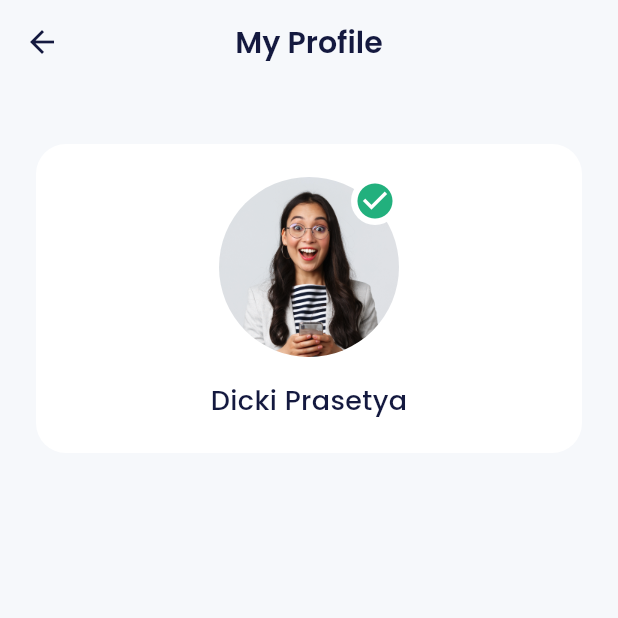
After one commit to evairo176/bank_e, a Flutter app: the HomePage screen opened by its route, after a tap on the "check circle" icon, on a phone screen of 412 x 824 dp, the top half of it. The commit adds this screen. Run offline on Flutter 3.47's test engine with Material 3 defaults, Android fonts, the phone set to English and light mode, and no system bars; our stand-ins replace carousel_slider, google_fonts.

Commit message:
feat: add profile page , icon profile

```diff
--- a/lib/main.dart
+++ b/lib/main.dart
@@ -1,5 +1,6 @@
 import 'package:ewallet/ui/pages/home_page.dart';
 import 'package:ewallet/ui/pages/onboarding_page.dart';
+import 'package:ewallet/ui/pages/profile_page.dart';
 import 'package:ewallet/ui/pages/sign_in_page.dart';
 import 'package:ewallet/ui/pages/sign_up_page.dart';
 import 'package:ewallet/ui/pages/sign_up_set_id_card_page.dart';
@@ -26,6 +27,7 @@ class MyApp extends StatelessWidget {
         '/sign-up-set-id-card': (context) => const SignUpSetIdCardPage(),
         '/sign-up-success': (context) => const SignUpSuccessPage(),
         '/home': (context) => const HomePage(),
+        '/profile': (context) => const ProfilePage(),
       },
     );
   }
--- a/lib/ui/pages/home_page.dart
+++ b/lib/ui/pages/home_page.dart
@@ -3,6 +3,7 @@ import 'package:ewallet/ui/widgets/home_latest_tranasactions_item.dart';
 import 'package:ewallet/ui/widgets/home_service_item.dart';
 import 'package:ewallet/ui/widgets/home_tips_item.dart';
 import 'package:ewallet/ui/widgets/home_user_item.dart';
+import 'package:flutter/cupertino.dart';
 import 'package:flutter/material.dart';
 import 'package:flutter/widgets.dart';
 
@@ -85,7 +86,7 @@ class HomePage extends StatelessWidget {
           horizontal: 24,
         ),
         children: [
-          buildProfile(),
+          buildProfile(context),
           buildWalletCard(),
           buildLevel(),
           buildService(),
@@ -97,7 +98,7 @@ class HomePage extends StatelessWidget {
     );
   }
 
-  Widget buildProfile() {
+  Widget buildProfile(BuildContext context) {
     return Container(
       margin: const EdgeInsets.only(
         top: 40,
@@ -126,7 +127,11 @@ class HomePage extends StatelessWidget {
               ),
             ],
           ),
-          Container(
+          GestureDetector(
+            onTap: () {
+              Navigator.pushNamed(context, '/profile');
+            },
+            child: Container(
               width: 60,
               height: 60,
               decoration: const BoxDecoration(
@@ -147,6 +152,7 @@ class HomePage extends StatelessWidget {
                       Icons.check_circle,
                       color: greenColor,
                       size: 14,
+                    ),
                   ),
                 ),
               ),
--- /dev/null
+++ b/lib/ui/pages/profile_page.dart
@@ -0,0 +1,90 @@
+import 'package:ewallet/shared/theme.dart';
+import 'package:flutter/material.dart';
+
+class ProfilePage extends StatelessWidget {
+  const ProfilePage({super.key});
+
+  @override
+  Widget build(BuildContext context) {
+    return Scaffold(
+      backgroundColor: lightBackgroundColor,
+      appBar: AppBar(
+        backgroundColor: lightBackgroundColor,
+        elevation: 0,
+        centerTitle: true,
+        iconTheme: IconThemeData(
+          color: blackColor,
+        ),
+        title: Text(
+          'My Profile',
+          style: blackTextStyle.copyWith(
+            fontSize: 20,
+            fontWeight: semiBold,
+          ),
+        ),
+      ),
+      body: ListView(
+        padding: const EdgeInsets.symmetric(
+          horizontal: 24,
+        ),
+        children: [
+          const SizedBox(
+            height: 40,
+          ),
+          Container(
+            padding: const EdgeInsets.symmetric(
+              horizontal: 30,
+              vertical: 22,
+            ),
+            decoration: BoxDecoration(
+              color: whiteColor,
+              borderRadius: BorderRadius.circular(
+                20,
+              ),
+            ),
+            child: Column(
+              children: [
+                Container(
+                  width: 120,
+                  height: 120,
+                  decoration: const BoxDecoration(
+                    shape: BoxShape.circle,
+                    image: DecorationImage(
+                      image: AssetImage('assets/image_profile.png'),
+                    ),
+                  ),
+                  child: Align(
+                    alignment: Alignment.topRight,
+                    child: Container(
+                      width: 32,
+                      height: 32,
+                      decoration: BoxDecoration(
+                          shape: BoxShape.circle, color: whiteColor),
+                      child: Center(
+                        child: Icon(
+                          Icons.check_circle,
+                          color: greenColor,
+                          size: 28,
+                        ),
+                      ),
+                    ),
+                  ),
+                ),
+                const SizedBox(
+                  height: 16,
+                ),
+                Text(
+                  'Dicki Prasetya',
+                  style: blackTextStyle.copyWith(
+                    fontSize: 18,
+                    fontWeight: medium,
+                  ),
+                )
+              ],
+            ),
+          )
+        ],
+      ),
+    );
+  }
+}
```
Lines whose indentation alone changed are shown as unchanged.
